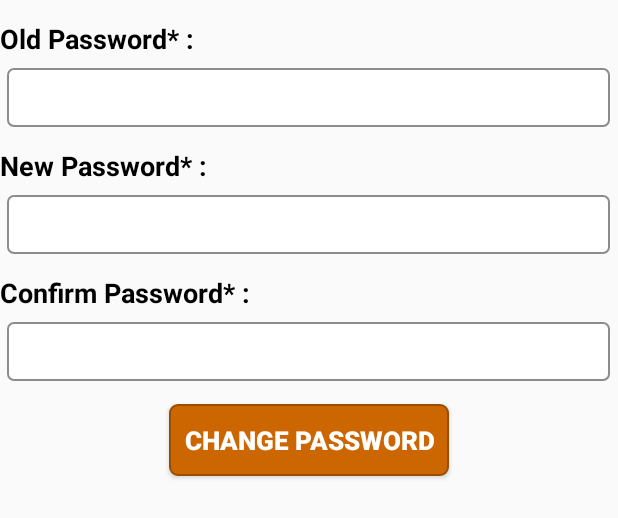
After one commit to Aditi-Singla/Design-Practices, an Android app: the layout frag_change_password.xml on its own in the app's theme, with its tools: preview values and no code run, on a phone screen of 412 x 824 dp. The commit adds this screen. Shown: the top 518 px of the screen. Run offline under Robolectric (Android 15) with nearby library versions, the phone set to English and light mode, and no system bars; network calls fail.

Commit message:
Change Password added

```diff
--- /dev/null
+++ b/app/src/main/res/layout/frag_change_password.xml
@@ -0,0 +1,107 @@
+<?xml version="1.0" encoding="utf-8"?>
+<RelativeLayout xmlns:android="http://schemas.android.com/apk/res/android"
+    android:orientation="vertical" android:layout_width="match_parent"
+    android:layout_height="match_parent">
+
+    <TextView
+        android:layout_width="wrap_content"
+        android:layout_height="wrap_content"
+        android:text="Old Password* :"
+        android:id="@+id/oldpassword"
+        android:layout_alignParentTop="true"
+        android:layout_marginTop="13dp"
+        android:textSize="18sp"
+        android:textStyle="bold"
+        android:textColor="#000000"
+        />
+    <EditText
+        android:layout_width="match_parent"
+        android:layout_height="wrap_content"
+        android:id="@+id/oldpasswordEdit"
+        android:layout_below="@+id/oldpassword"
+        android:layout_marginTop="7dp"
+        android:layout_marginLeft="10dp"
+        android:textSize="16sp"
+        android:textCursorDrawable="@null"
+        android:textColor="#000000"
+        android:layout_centerHorizontal="true"
+        android:inputType="textPassword|textNoSuggestions"
+        android:background="@drawable/edittext_bg"
+        android:singleLine="true">
+    </EditText>
+
+
+    <TextView
+        android:layout_width="wrap_content"
+        android:layout_height="wrap_content"
+        android:text="New Password* :"
+        android:layout_below="@+id/oldpasswordEdit"
+        android:id="@+id/newpassword"
+        android:layout_marginTop="13dp"
+        android:textSize="18sp"
+        android:textStyle="bold"
+        android:textColor="#000000"
+        />
+
+    <EditText
+        android:layout_width="match_parent"
+        android:layout_height="wrap_content"
+        android:id="@+id/newpasswordEdit"
+        android:layout_below="@+id/newpassword"
+        android:layout_marginTop="7dp"
+        android:layout_marginLeft="10dp"
+        android:textSize="16sp"
+        android:textCursorDrawable="@null"
+        android:textColor="#000000"
+        android:layout_centerHorizontal="true"
+        android:inputType="textPassword|textNoSuggestions"
+        android:background="@drawable/edittext_bg"
+        android:singleLine="true">
+    </EditText>
+
+
+    <TextView
+        android:layout_width="wrap_content"
+        android:layout_height="wrap_content"
+        android:text="Confirm Password* :"
+        android:layout_below="@+id/newpasswordEdit"
+        android:id="@+id/confirmpassword"
+        android:layout_marginTop="13dp"
+        android:textSize="18sp"
+        android:textStyle="bold"
+        android:textColor="#000000"
+        />
+
+
+    <EditText
+        android:layout_width="match_parent"
+        android:layout_height="wrap_content"
+        android:id="@+id/confirmpasswordEdit"
+        android:layout_below="@+id/confirmpassword"
+        android:layout_marginTop="7dp"
+        android:layout_marginLeft="10dp"
+        android:textSize="16sp"
+        android:textCursorDrawable="@null"
+        android:textColor="#000000"
+        android:layout_centerHorizontal="true"
+        android:inputType="textPassword|textNoSuggestions"
+        android:background="@drawable/edittext_bg"
+        android:singleLine="true">
+    </EditText>
+
+    <Button
+        android:layout_width="wrap_content"
+        android:layout_height="wrap_content"
+        android:text="Change Password"
+        android:id="@+id/changeButton"
+        android:background="@drawable/button_bg"
+        android:textSize="17sp"
+        android:textColor="#FFFFFF"
+        android:textStyle="bold"
+        android:layout_below="@+id/confirmpasswordEdit"
+        android:layout_centerHorizontal="true"
+        android:layout_marginTop="15dp"
+        />
+
+
+</RelativeLayout>
--- a/app/src/main/res/layout/nav_header_main.xml
+++ b/app/src/main/res/layout/nav_header_main.xml
@@ -28,8 +28,6 @@
 
     <TextView
         android:id="@+id/view_profile"
-        android:clickable="true"
-        android:paddingLeft="20sp"
         android:layout_width="wrap_content"
         android:layout_height="wrap_content" />
 
```
Also changed, not shown: app/src/main/java/com/example/dhairya/complaintsystem/MainActivity.java (+34 -42 lines), app/src/main/java/layout/FragChangePassword.java (added, +129 -0 lines), app/src/main/java/layout/FragLogout.java (deleted, +0 -25 lines), app/src/main/java/layout/FragMyAccount.java (deleted, +0 -25 lines), app/src/main/res/layout/frag_logout_layout.xml (deleted, +0 -10 lines), app/src/main/res/layout/frag_my_account_layout.xml (deleted, +0 -19 lines), app/src/main/res/drawable/ic_change_password.png (added).
